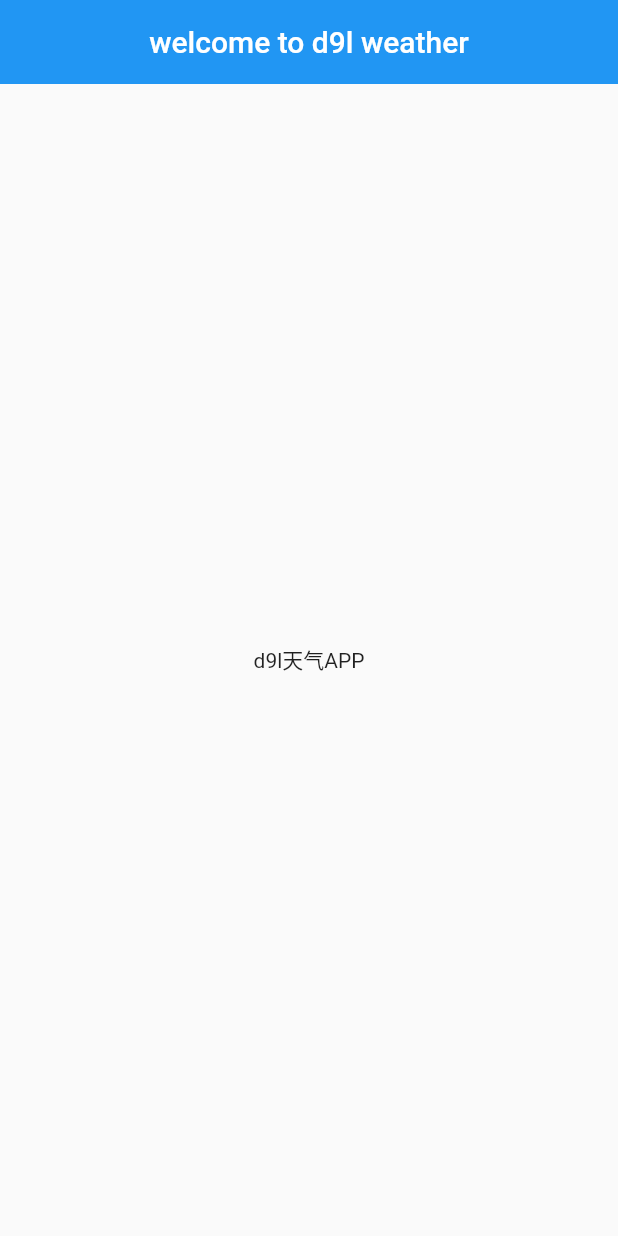
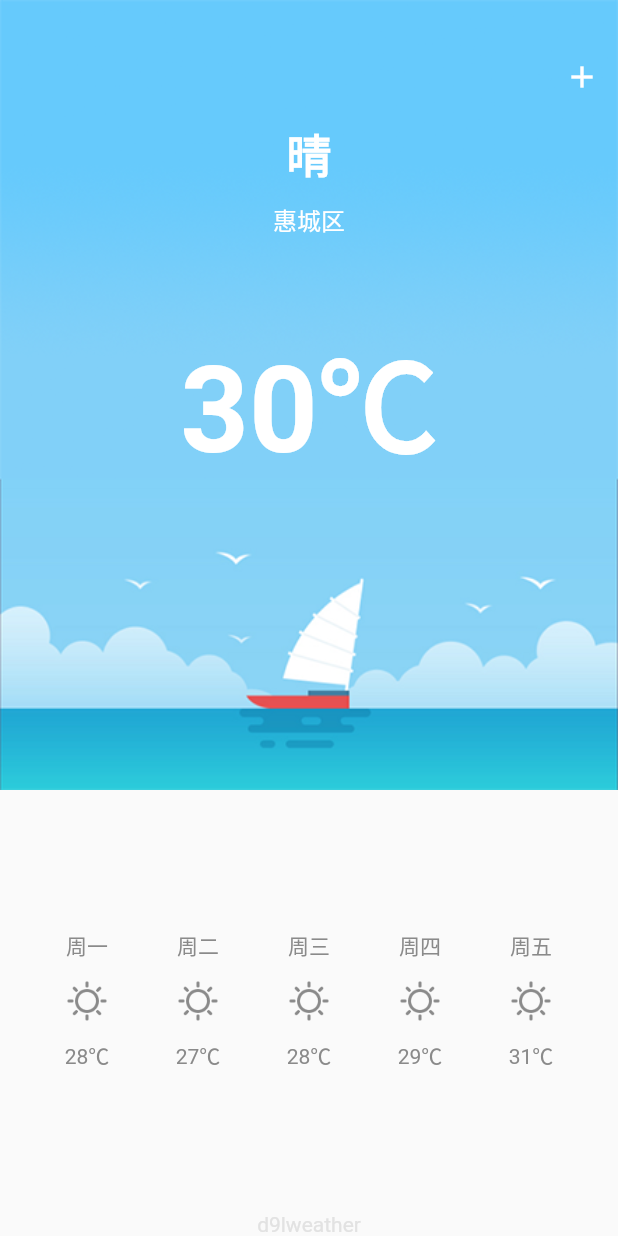
Before and after one commit to huang-weilong/d9l_weather, a Flutter app: the screen it shows after launch, on a phone screen of 412 x 824 dp. Run offline on Flutter 3.47's test engine with Material 2 defaults, Android fonts, the phone set to English and light mode, and no system bars.

Commit message:
page layout

```diff
--- /dev/null
+++ b/lib/home_page.dart
@@ -0,0 +1,93 @@
+import 'package:flutter/material.dart';
+
+class HomePage extends StatefulWidget {
+  @override
+  _HomePageState createState() => _HomePageState();
+}
+
+class _HomePageState extends State<HomePage> {
+  @override
+  Widget build(BuildContext context) {
+    double width = MediaQuery.of(context).size.width;
+    double statusBar = MediaQuery.of(context).padding.top;
+    return Scaffold(
+      body: Stack(
+        children: <Widget>[
+          Padding(
+            padding: EdgeInsets.only(top: statusBar),
+            child: Column(
+              mainAxisAlignment: MainAxisAlignment.spaceBetween,
+              children: <Widget>[
+                Image.asset('assets/images/bg.png', fit: BoxFit.fill, width: width),
+                Row(
+                  mainAxisAlignment: MainAxisAlignment.spaceEvenly,
+                  children: <Widget>[
+                    _fiveDayWeather('周一', '28℃'),
+                    _fiveDayWeather('周二', '27℃'),
+                    _fiveDayWeather('周三', '28℃'),
+                    _fiveDayWeather('周四', '29℃'),
+                    _fiveDayWeather('周五', '31℃'),
+                  ],
+                ),
+                Text('d9lweather', style: TextStyle(color: Color(0xffe2e2e2))),
+              ],
+            ),
+          ),
+          RefreshIndicator(
+            onRefresh: _pullDownRefresh,
+            child: SingleChildScrollView(
+              physics: BouncingScrollPhysics(parent: AlwaysScrollableScrollPhysics()),
+              child: Center(
+                child: Padding(
+                  padding: EdgeInsets.only(top: 80.0),
+                  child: Column(
+                    children: <Widget>[
+                      Text('晴', style: TextStyle(fontSize: 30.0, color: Colors.white, fontWeight: FontWeight.bold)),
+                      Padding(
+                        padding: EdgeInsets.symmetric(vertical: 10.0),
+                        child: Text('惠城区', style: TextStyle(fontSize: 16.0, color: Colors.white)),
+                      ),
+                      Padding(
+                        padding: EdgeInsets.only(top: 40.0),
+                        child: Text('30℃', style: TextStyle(fontSize: 80.0, color: Colors.white, fontWeight: FontWeight.bold)),
+                      ),
+                      SizedBox(height: 330.0)
+                    ],
+                  ),
+                ),
+              ),
+            ),
+          ),
+          Positioned(
+            top: 27.0,
+            right: 0.0,
+            child: IconButton(
+              icon: Icon(Icons.add, color: Colors.white),
+              onPressed: () {},
+            ),
+          ),
+        ],
+      ),
+    );
+  }
+
+  Widget _fiveDayWeather(String date, String temp) {
+    return Column(
+      children: <Widget>[
+        Text(date, style: TextStyle(color: Color(0xff8a8a8a))),
+        Padding(
+          padding: EdgeInsets.symmetric(vertical: 10.0),
+          child: Image.asset('assets/images/sunny.png'),
+        ),
+        Text(temp, style: TextStyle(color: Color(0xff8a8a8a))),
+      ],
+    );
+  }
+
+  // refresh
+  Future<void> _pullDownRefresh() async {
+    await Future.delayed(Duration(seconds: 3), () {
+      print('refresh success');
+    });
+  }
+}
--- a/lib/main.dart
+++ b/lib/main.dart
@@ -1,3 +1,4 @@
+import 'package:d9l_weather/home_page.dart';
 import 'package:flutter/material.dart';
 
 void main() => runApp(MyApp());
@@ -10,26 +11,7 @@ class MyApp extends StatelessWidget {
       theme: ThemeData(
         primarySwatch: Colors.blue,
       ),
-      home: MyHomePage(),
+      home: HomePage(),
     );
   }
 }
-
-class MyHomePage extends StatefulWidget {
-  @override
-  _MyHomePageState createState() => _MyHomePageState();
-}
-
-class _MyHomePageState extends State<MyHomePage> {
-  @override
-  Widget build(BuildContext context) {
-    return Scaffold(
-      appBar: AppBar(
-        title: Text('welcome to d9l weather'),
-        centerTitle: true,
-        elevation: 0.0,
-      ),
-      body: Center(child: Text('d9l天气APP')),
-    );
-  }
-}
--- a/pubspec.yaml
+++ b/pubspec.yaml
@@ -37,6 +37,9 @@ flutter:
   # the material Icons class.
   uses-material-design: true
 
+  assets:
+   - assets/images/
+
   # To add assets to your application, add an assets section, like this:
   # assets:
   #  - images/a_dot_burr.jpeg
```
Also changed, not shown: assets/images/2.0x/bg.png (added), assets/images/2.0x/sunny.png (added), assets/images/3.0x/bg.png (added), assets/images/3.0x/sunny.png (added), assets/images/bg.png (added), assets/images/sunny.png (added).
